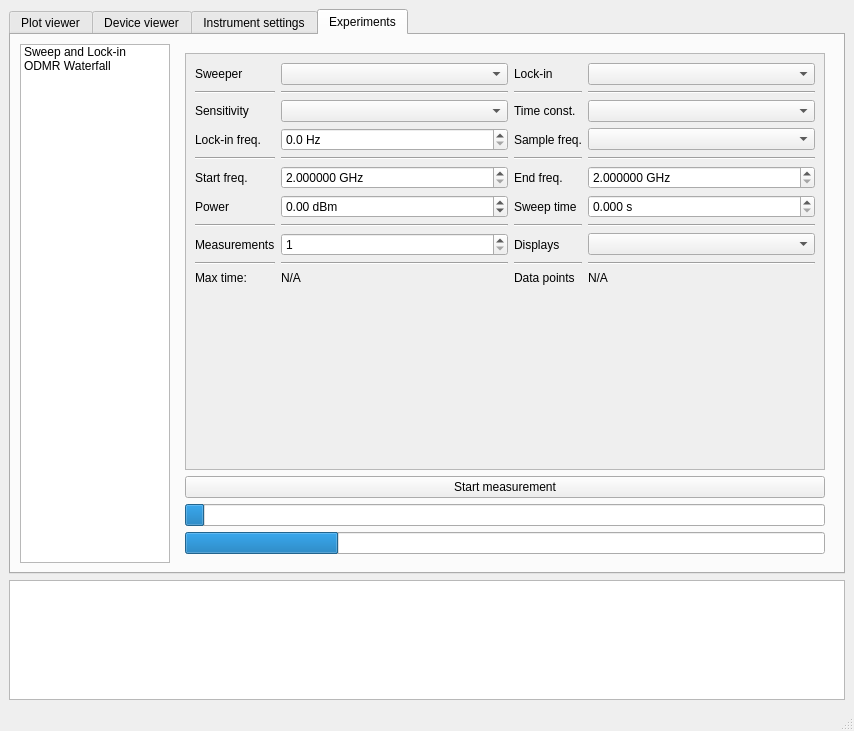
The window that UI/mainwindow.ui (bgoblyos/pymeas-ng) describes before a commit, drawn with Qt 5.
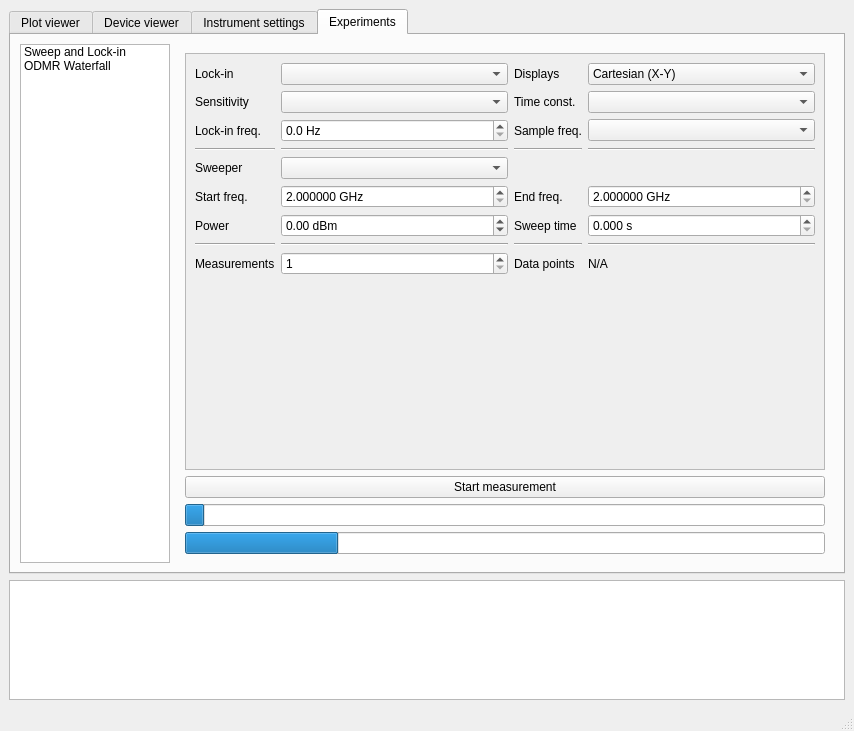
The same window after the commit. The open tabs and pages were chosen to show the change. Custom widgets are drawn as their Qt base class.

The edit to the form file:
```diff
--- a/UI/mainwindow.ui
+++ b/UI/mainwindow.ui
@@ -616,197 +616,12 @@
                 <rect>
                  <x>0</x>
                  <y>0</y>
-                 <width>581</width>
-                 <height>301</height>
+                 <width>650</width>
+                 <height>429</height>
                 </rect>
                </property>
                <layout class="QGridLayout" name="gridLayout">
-                <item row="1" column="2">
-                 <widget class="Line" name="line_7">
-                  <property name="orientation">
-                   <enum>Qt::Horizontal</enum>
-                  </property>
-                 </widget>
-                </item>
-                <item row="6" column="3">
-                 <widget class="QDoubleSpinBox" name="sweepAndLockEndFreq">
-                  <property name="suffix">
-                   <string> GHz</string>
-                  </property>
-                  <property name="decimals">
-                   <number>6</number>
-                  </property>
-                  <property name="minimum">
-                   <double>2.000000000000000</double>
-                  </property>
-                  <property name="maximum">
-                   <double>20.000000000000000</double>
-                  </property>
-                 </widget>
-                </item>
-                <item row="6" column="0">
-                 <widget class="QLabel" name="label_19">
-                  <property name="text">
-                   <string>Start freq.</string>
-                  </property>
-                 </widget>
-                </item>
-                <item row="3" column="2">
-                 <widget class="QLabel" name="label_21">
-                  <property name="text">
-                   <string>Sample freq.</string>
-                  </property>
-                 </widget>
-                </item>
-                <item row="5" column="1">
-                 <widget class="Line" name="line">
-                  <property name="orientation">
-                   <enum>Qt::Horizontal</enum>
-                  </property>
-                 </widget>
-                </item>
-                <item row="6" column="1">
-                 <widget class="QDoubleSpinBox" name="sweepAndLockStartFreq">
-                  <property name="suffix">
-                   <string> GHz</string>
-                  </property>
-                  <property name="decimals">
-                   <number>6</number>
-                  </property>
-                  <property name="minimum">
-                   <double>2.000000000000000</double>
-                  </property>
-                  <property name="maximum">
-                   <double>20.000000000000000</double>
-                  </property>
-                  <property name="value">
-                   <double>2.000000000000000</double>
-                  </property>
-                 </widget>
-                </item>
-                <item row="10" column="1">
-                 <widget class="Line" name="line_9">
-                  <property name="orientation">
-                   <enum>Qt::Horizontal</enum>
-                  </property>
-                 </widget>
-                </item>
-                <item row="2" column="1">
-                 <widget class="QComboBox" name="sweepAndLockSens"/>
-                </item>
-                <item row="0" column="1">
-                 <widget class="QComboBox" name="sweepAndLockSelectSweeper">
-                  <property name="sizePolicy">
-                   <sizepolicy hsizetype="Expanding" vsizetype="Fixed">
-                    <horstretch>0</horstretch>
-                    <verstretch>0</verstretch>
-                   </sizepolicy>
-                  </property>
-                  <property name="editable">
-                   <bool>false</bool>
-                  </property>
-                  <property name="currentText">
-                   <string/>
-                  </property>
-                 </widget>
-                </item>
-                <item row="10" column="2">
-                 <widget class="Line" name="line_11">
-                  <property name="orientation">
-                   <enum>Qt::Horizontal</enum>
-                  </property>
-                 </widget>
-                </item>
-                <item row="1" column="3">
-                 <widget class="Line" name="line_8">
-                  <property name="orientation">
-                   <enum>Qt::Horizontal</enum>
-                  </property>
-                 </widget>
-                </item>
-                <item row="10" column="0">
-                 <widget class="Line" name="line_12">
-                  <property name="orientation">
-                   <enum>Qt::Horizontal</enum>
-                  </property>
-                 </widget>
-                </item>
-                <item row="0" column="2">
-                 <widget class="QLabel" name="label_17">
-                  <property name="text">
-                   <string>Lock-in</string>
-                  </property>
-                 </widget>
-                </item>
-                <item row="7" column="2">
-                 <widget class="QLabel" name="label_18">
-                  <property name="text">
-                   <string>Sweep time</string>
-                  </property>
-                 </widget>
-                </item>
-                <item row="7" column="3">
-                 <widget class="QDoubleSpinBox" name="sweepAndLockSweepTime">
-                  <property name="prefix">
-                   <string/>
-                  </property>
-                  <property name="suffix">
-                   <string> s</string>
-                  </property>
-                  <property name="decimals">
-                   <number>3</number>
-                  </property>
-                 </widget>
-                </item>
-                <item row="14" column="3">
-                 <widget class="QLabel" name="sweepAndLockDataPointsLabel">
-                  <property name="text">
-                   <string>N/A</string>
-                  </property>
-                 </widget>
-                </item>
-                <item row="0" column="3">
-                 <widget class="QComboBox" name="sweepAndLockSelectLockIn">
-                  <property name="sizePolicy">
-                   <sizepolicy hsizetype="Expanding" vsizetype="Fixed">
-                    <horstretch>0</horstretch>
-                    <verstretch>0</verstretch>
-                   </sizepolicy>
-                  </property>
-                 </widget>
-                </item>
-                <item row="13" column="2">
-                 <widget class="Line" name="line_14">
-                  <property name="orientation">
-                   <enum>Qt::Horizontal</enum>
-                  </property>
-                 </widget>
-                </item>
-                <item row="5" column="3">
-                 <widget class="Line" name="line_2">
-                  <property name="orientation">
-                   <enum>Qt::Horizontal</enum>
-                  </property>
-                 </widget>
-                </item>
-                <item row="5" column="2">
-                 <widget class="Line" name="line_4">
-                  <property name="orientation">
-                   <enum>Qt::Horizontal</enum>
-                  </property>
-                 </widget>
-                </item>
-                <item row="14" column="0">
-                 <widget class="QLabel" name="label_22">
-                  <property name="toolTip">
-                   <string>&lt;html&gt;&lt;head/&gt;&lt;body&gt;&lt;p&gt;Maximum amount of time that can be recorded to the internal memory of the lock-in.&lt;/p&gt;&lt;p&gt;Anything over this limit will be padded with zeroes.&lt;/p&gt;&lt;/body&gt;&lt;/html&gt;</string>
-                  </property>
-                  <property name="text">
-                   <string>Max time:</string>
-                  </property>
-                 </widget>
-                </item>
-                <item row="7" column="1">
+                <item row="8" column="1">
                  <widget class="QDoubleSpinBox" name="sweepAndLockPower">
                   <property name="suffix">
                    <string> dBm</string>
@@ -819,27 +634,17 @@
                   </property>
                  </widget>
                 </item>
-                <item row="2" column="2">
-                 <widget class="QLabel" name="label_26">
+                <item row="13" column="0">
+                 <widget class="QLabel" name="label_28">
                   <property name="text">
-                   <string>Time const.</string>
+                   <string>Measurements</string>
                   </property>
                  </widget>
                 </item>
-                <item row="12" column="3">
-                 <widget class="QComboBox" name="comboBox"/>
-                </item>
-                <item row="2" column="0">
-                 <widget class="QLabel" name="label_23">
+                <item row="6" column="0">
+                 <widget class="QLabel" name="label_16">
                   <property name="text">
-                   <string>Sensitivity</string>
-                  </property>
-                 </widget>
-                </item>
-                <item row="10" column="3">
-                 <widget class="Line" name="line_10">
-                  <property name="orientation">
-                   <enum>Qt::Horizontal</enum>
+                   <string>Sweeper</string>
                   </property>
                  </widget>
                 </item>
@@ -856,72 +661,113 @@
                   </property>
                  </widget>
                 </item>
-                <item row="1" column="0">
-                 <widget class="Line" name="line_5">
-                  <property name="orientation">
-                   <enum>Qt::Horizontal</enum>
-                  </property>
-                 </widget>
-                </item>
-                <item row="14" column="2">
+                <item row="13" column="2">
                  <widget class="QLabel" name="label_24">
                   <property name="text">
                    <string>Data points</string>
                   </property>
                  </widget>
                 </item>
-                <item row="12" column="1">
-                 <widget class="QSpinBox" name="sweepAndLockNumRuns">
-                  <property name="minimum">
-                   <number>1</number>
+                <item row="11" column="0">
+                 <widget class="Line" name="line_12">
+                  <property name="orientation">
+                   <enum>Qt::Horizontal</enum>
                   </property>
-                  <property name="displayIntegerBase">
-                   <number>10</number>
+                 </widget>
+                </item>
+                <item row="1" column="0">
+                 <widget class="QLabel" name="label_17">
+                  <property name="text">
+                   <string>Lock-in</string>
+                  </property>
+                 </widget>
+                </item>
+                <item row="13" column="3">
+                 <widget class="QLabel" name="sweepAndLockDataPointsLabel">
+                  <property name="text">
+                   <string>N/A</string>
                   </property>
                  </widget>
                 </item>
                 <item row="2" column="3">
                  <widget class="QComboBox" name="sweepAndLockTau"/>
                 </item>
-                <item row="5" column="0">
-                 <widget class="Line" name="line_3">
-                  <property name="orientation">
-                   <enum>Qt::Horizontal</enum>
-                  </property>
-                 </widget>
-                </item>
-                <item row="7" column="0">
-                 <widget class="QLabel" name="label_27">
-                  <property name="text">
-                   <string>Power</string>
-                  </property>
-                 </widget>
-                </item>
-                <item row="12" column="2">
-                 <widget class="QLabel" name="label_29">
-                  <property name="text">
-                   <string>Displays</string>
-                  </property>
-                 </widget>
-                </item>
                 <item row="3" column="3">
                  <widget class="QComboBox" name="sweepAndLockSampleFreq"/>
                 </item>
-                <item row="14" column="1">
-                 <widget class="QLabel" name="sweepAndLockMaxTimeLabel">
+                <item row="1" column="1">
+                 <widget class="QComboBox" name="sweepAndLockSelectLockIn">
+                  <property name="sizePolicy">
+                   <sizepolicy hsizetype="Expanding" vsizetype="Fixed">
+                    <horstretch>0</horstretch>
+                    <verstretch>0</verstretch>
+                   </sizepolicy>
+                  </property>
+                 </widget>
+                </item>
+                <item row="1" column="2">
+                 <widget class="QLabel" name="label_29">
                   <property name="text">
-                   <string>N/A</string>
+                   <string>Displays</string>
                   </property>
                  </widget>
                 </item>
-                <item row="13" column="1">
-                 <widget class="Line" name="line_13">
+                <item row="5" column="2">
+                 <widget class="Line" name="line_4">
                   <property name="orientation">
                    <enum>Qt::Horizontal</enum>
                   </property>
                  </widget>
                 </item>
-                <item row="15" column="0">
+                <item row="5" column="3">
+                 <widget class="Line" name="line_2">
+                  <property name="orientation">
+                   <enum>Qt::Horizontal</enum>
+                  </property>
+                 </widget>
+                </item>
+                <item row="2" column="0">
+                 <widget class="QLabel" name="label_23">
+                  <property name="text">
+                   <string>Sensitivity</string>
+                  </property>
+                 </widget>
+                </item>
+                <item row="5" column="1">
+                 <widget class="Line" name="line">
+                  <property name="orientation">
+                   <enum>Qt::Horizontal</enum>
+                  </property>
+                 </widget>
+                </item>
+                <item row="8" column="3">
+                 <widget class="QDoubleSpinBox" name="sweepAndLockSweepTime">
+                  <property name="prefix">
+                   <string/>
+                  </property>
+                  <property name="suffix">
+                   <string> s</string>
+                  </property>
+                  <property name="decimals">
+                   <number>3</number>
+                  </property>
+                 </widget>
+                </item>
+                <item row="2" column="2">
+                 <widget class="QLabel" name="label_26">
+                  <property name="text">
+                   <string>Time const.</string>
+                  </property>
+                 </widget>
+                </item>
+                <item row="11" column="1">
+                 <widget class="Line" name="line_9">
+                  <property name="orientation">
+                   <enum>Qt::Horizontal</enum>
+                  </property>
+                 </widget>
+                </item>
+                <item row="14" column="0">
                  <spacer name="verticalSpacer_2">
                   <property name="orientation">
                    <enum>Qt::Vertical</enum>
@@ -934,8 +780,52 @@
                   </property>
                  </spacer>
                 </item>
-                <item row="1" column="1">
-                 <widget class="Line" name="line_6">
+                <item row="13" column="1">
+                 <widget class="QSpinBox" name="sweepAndLockNumRuns">
+                  <property name="minimum">
+                   <number>1</number>
+                  </property>
+                  <property name="displayIntegerBase">
+                   <number>10</number>
+                  </property>
+                 </widget>
+                </item>
+                <item row="7" column="2">
+                 <widget class="QLabel" name="label_20">
+                  <property name="text">
+                   <string>End freq.</string>
+                  </property>
+                 </widget>
+                </item>
+                <item row="1" column="3">
+                 <widget class="QComboBox" name="comboBox">
+                  <property name="sizePolicy">
+                   <sizepolicy hsizetype="Expanding" vsizetype="Fixed">
+                    <horstretch>0</horstretch>
+                    <verstretch>0</verstretch>
+                   </sizepolicy>
+                  </property>
+                  <item>
+                   <property name="text">
+                    <string>Cartesian (X-Y)</string>
+                   </property>
+                  </item>
+                  <item>
+                   <property name="text">
+                    <string>Polar (R-θ)</string>
+                   </property>
+                  </item>
+                 </widget>
+                </item>
+                <item row="8" column="2">
+                 <widget class="QLabel" name="label_18">
+                  <property name="text">
+                   <string>Sweep time</string>
+                  </property>
+                 </widget>
+                </item>
+                <item row="11" column="3">
+                 <widget class="Line" name="line_10">
                   <property name="orientation">
                    <enum>Qt::Horizontal</enum>
                   </property>
@@ -948,41 +838,95 @@
                   </property>
                  </widget>
                 </item>
-                <item row="12" column="0">
-                 <widget class="QLabel" name="label_28">
+                <item row="7" column="0">
+                 <widget class="QLabel" name="label_19">
                   <property name="text">
-                   <string>Measurements</string>
+                   <string>Start freq.</string>
                   </property>
                  </widget>
                 </item>
-                <item row="0" column="0">
-                 <widget class="QLabel" name="label_16">
-                  <property name="text">
-                   <string>Sweeper</string>
+                <item row="7" column="3">
+                 <widget class="QDoubleSpinBox" name="sweepAndLockEndFreq">
+                  <property name="suffix">
+                   <string> GHz</string>
                   </property>
+                  <property name="decimals">
+                   <number>6</number>
+                  </property>
+                  <property name="minimum">
+                   <double>2.000000000000000</double>
+                  </property>
+                  <property name="maximum">
+                   <double>20.000000000000000</double>
+                  </property>
                  </widget>
                 </item>
-                <item row="6" column="2">
-                 <widget class="QLabel" name="label_20">
+                <item row="8" column="0">
+                 <widget class="QLabel" name="label_27">
                   <property name="text">
-                   <string>End freq.</string>
+                   <string>Power</string>
                   </property>
                  </widget>
                 </item>
-                <item row="13" column="3">
-                 <widget class="Line" name="line_15">
+                <item row="6" column="1">
+                 <widget class="QComboBox" name="sweepAndLockSelectSweeper">
+                  <property name="sizePolicy">
+                   <sizepolicy hsizetype="Expanding" vsizetype="Fixed">
+                    <horstretch>0</horstretch>
+                    <verstretch>0</verstretch>
+                   </sizepolicy>
+                  </property>
+                  <property name="editable">
+                   <bool>false</bool>
+                  </property>
+                  <property name="currentText">
+                   <string/>
+                  </property>
+                 </widget>
+                </item>
+                <item row="11" column="2">
+                 <widget class="Line" name="line_11">
                   <property name="orientation">
                    <enum>Qt::Horizontal</enum>
                   </property>
                  </widget>
                 </item>
-                <item row="13" column="0">
-                 <widget class="Line" name="line_16">
+                <item row="3" column="2">
+                 <widget class="QLabel" name="label_21">
+                  <property name="text">
+                   <string>Sample freq.</string>
+                  </property>
+                 </widget>
+                </item>
+                <item row="5" column="0">
+                 <widget class="Line" name="line_3">
                   <property name="orientation">
                    <enum>Qt::Horizontal</enum>
                   </property>
                  </widget>
                 </item>
+                <item row="7" column="1">
+                 <widget class="QDoubleSpinBox" name="sweepAndLockStartFreq">
+                  <property name="suffix">
+                   <string> GHz</string>
+                  </property>
+                  <property name="decimals">
+                   <number>6</number>
+                  </property>
+                  <property name="minimum">
+                   <double>2.000000000000000</double>
+                  </property>
+                  <property name="maximum">
+                   <double>20.000000000000000</double>
+                  </property>
+                  <property name="value">
+                   <double>2.000000000000000</double>
+                  </property>
+                 </widget>
+                </item>
+                <item row="2" column="1">
+                 <widget class="QComboBox" name="sweepAndLockSens"/>
+                </item>
                </layout>
               </widget>
              </widget>
```
Left out of the diff: 16 changed lines with no effect on the pictures.
